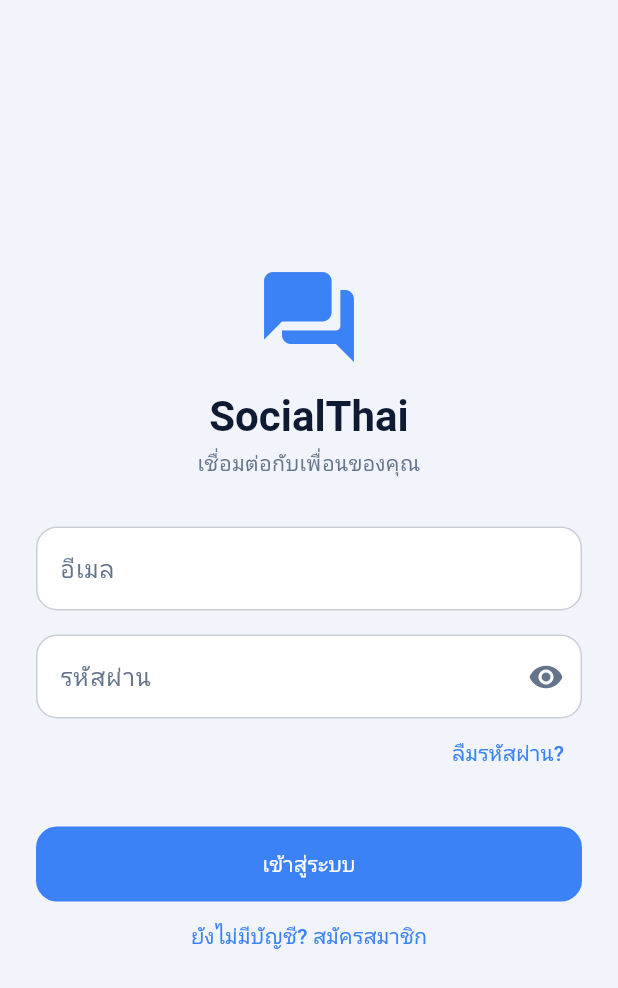
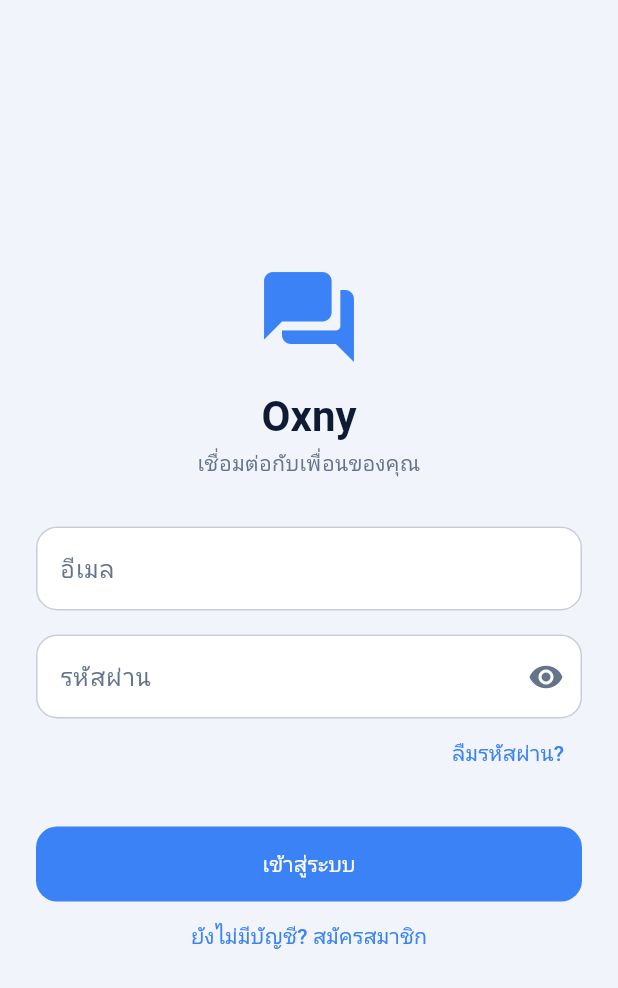
Before and after one commit to Suarchaipoolchart/social_App, a Flutter app: the screen it shows after launch, on a phone screen of 412 x 824 dp. Shown: the top 988 px of the screen. Run offline on Flutter 3.47's test engine with Material 3 defaults, Android fonts, the phone set to English and light mode, and no system bars; our stand-ins replace cloud_firestore, firebase_auth, firebase_core, image_picker, shared_preferences, video_player; accounts and stored records are empty.

Commit message:
create neme app and photo

```diff
--- a/lib/features/auth/presentation/login_page.dart
+++ b/lib/features/auth/presentation/login_page.dart
@@ -78,7 +78,7 @@ class _LoginPageState extends State<LoginPage> {
                   ),
                   const SizedBox(height: 12),
                   Text(
-                    'SocialThai',
+                    'Oxny',
                     style: Theme.of(context).textTheme.headlineMedium?.copyWith(
                       fontWeight: FontWeight.bold,
                     ),
--- a/lib/features/feed/presentation/feed_page.dart
+++ b/lib/features/feed/presentation/feed_page.dart
@@ -440,7 +440,7 @@ class _FeedPageState extends State<FeedPage> {
           appBar: AppBar(
             centerTitle: false,
             title: const Text(
-              'Social App',
+              'Oxny',
               style: TextStyle(fontWeight: FontWeight.bold),
             ),
             actions: [
```
Also changed, not shown: assets/icon/icon.png, assets/icon/icon_foreground.png, assets/splash/cover.png, assets/splash/splash_logo.png, 1 other file.
